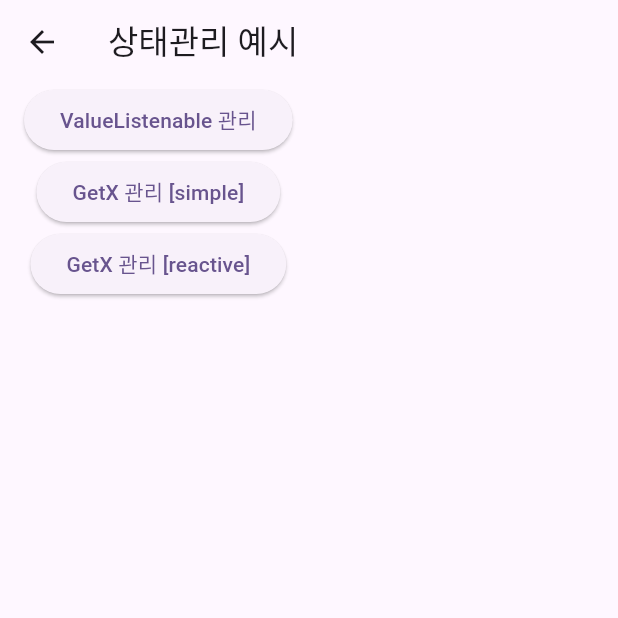
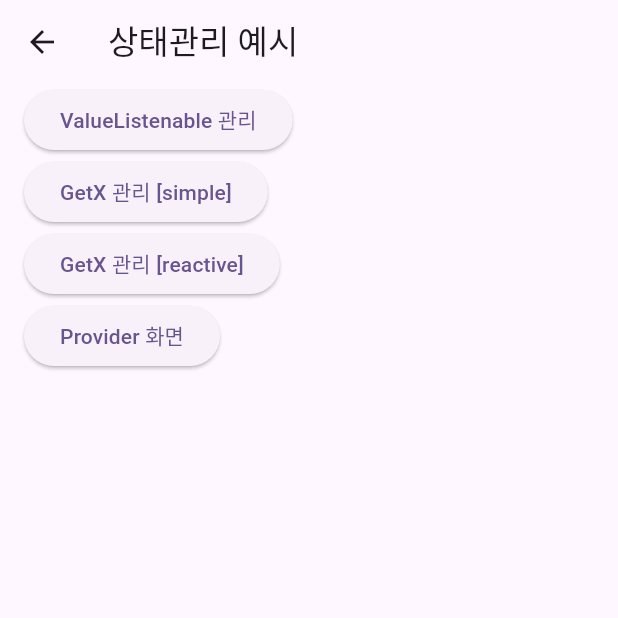
Before and after one commit to shk2000v/flutter_ui_demo, a Flutter app: the screen it shows after launch, after a tap on "상태관리", on a phone screen of 412 x 824 dp, the top half of it. Run offline on Flutter 3.47's test engine with Material 3 defaults, Android fonts, the phone set to English and light mode, and no system bars; our stand-ins replace get.

Commit message:
feat: Provider Exmaple

```diff
--- a/lib/Screen/State/state_manage_screen.dart
+++ b/lib/Screen/State/state_manage_screen.dart
@@ -1,6 +1,7 @@
 import 'package:flutter/material.dart';
 import 'package:ui_test/Screen/State/Screen/get_x_reactive_screen.dart';
 import 'package:ui_test/Screen/State/Screen/get_x_screen.dart';
+import 'package:ui_test/Screen/State/Screen/provider_screen.dart';
 import 'package:ui_test/Screen/State/Screen/value_listenable.dart';
 
 class StateManageScreen extends StatelessWidget {
@@ -16,6 +17,7 @@ class StateManageScreen extends StatelessWidget {
         child: Padding(
           padding: const EdgeInsets.symmetric(horizontal: 16.0),
           child: Column(
+            crossAxisAlignment: CrossAxisAlignment.start,
             children: [
               ElevatedButton(
                 onPressed: () {
@@ -41,6 +43,14 @@ class StateManageScreen extends StatelessWidget {
                 },
                 child: Text('GetX 관리 [reactive]'),
               ),
+              ElevatedButton(
+                onPressed: () {
+                  Navigator.of(context).push(MaterialPageRoute(
+                    builder: (context) => ProviderScreen(),
+                  ));
+                },
+                child: Text('Provider 화면'),
+              ),
             ],
           ),
         ),
--- a/lib/main.dart
+++ b/lib/main.dart
@@ -1,4 +1,5 @@
 import 'package:flutter/material.dart';
+import 'package:provider/provider.dart';
 import 'package:ui_test/Screen/List/list_grid.screen.dart';
 import 'package:ui_test/Screen/State/state_manage_screen.dart';
 import 'package:ui_test/Screen/physics_card_drag_demo.dart';
@@ -6,6 +7,11 @@ import 'package:ui_test/Screen/home_screen.dart';
 import 'package:ui_test/Screen/page_animation_screen.dart';
 
 void main() {
+  // Provider 설정
+  WidgetsFlutterBinding.ensureInitialized();
+  Provider.debugCheckInvalidValueType = null;
+
+  // runAPp
   runApp(const MyApp());
 }
 
--- a/pubspec.yaml
+++ b/pubspec.yaml
@@ -37,6 +37,7 @@ dependencies:
   cupertino_icons: ^1.0.2
   http: ^1.2.0
   get: ^4.6.6
+  provider: ^6.1.1
 
 dev_dependencies:
   flutter_test:
```
Also changed, not shown: lib/Provider/count_app_provider.dart (added, +24 -0 lines), lib/Screen/State/Screen/provider_screen.dart (added, +30 -0 lines), pubspec.lock.
